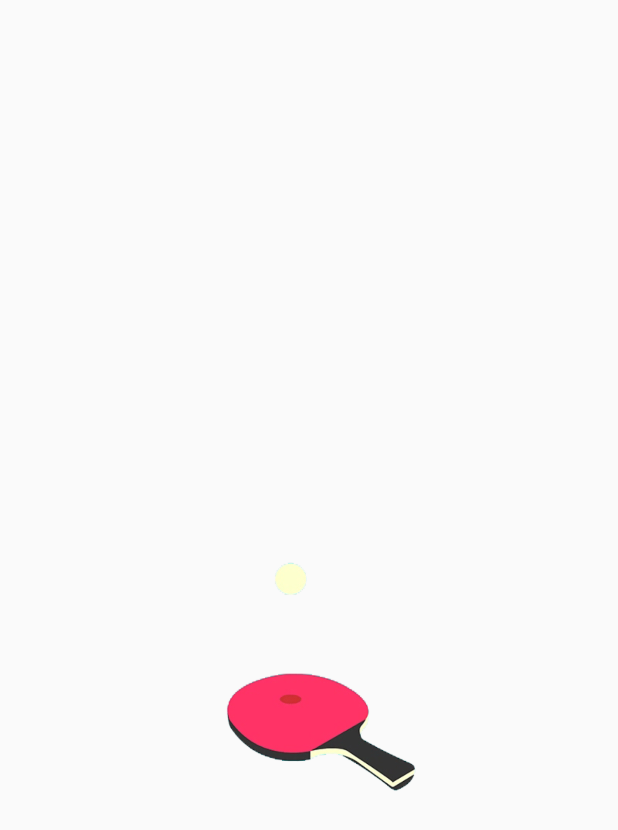
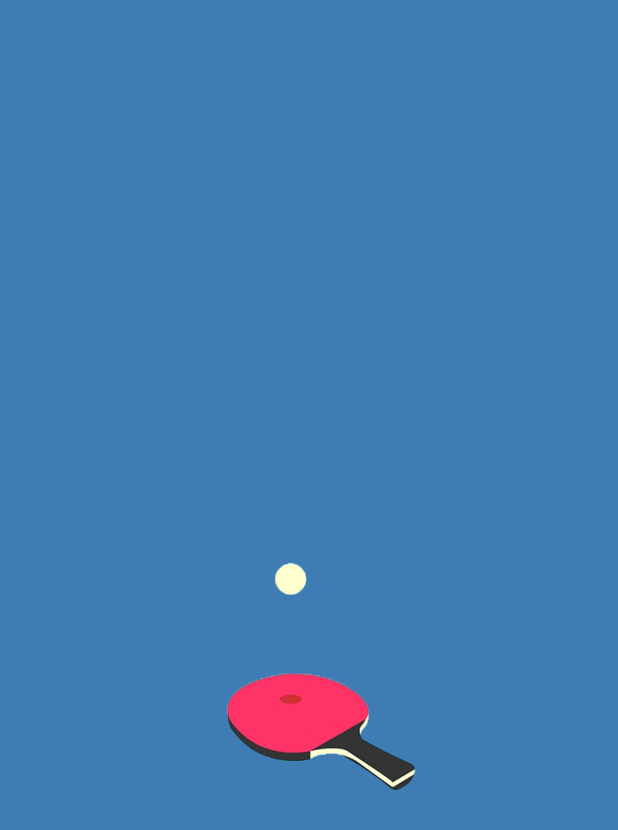
Before and after one commit to sangmandu/Winners, an Android app: the LoadingPopup screen opened directly, with no data from a screen before it, on a phone screen of 412 x 824 dp. Shown: the top 830 px of the screen. Run offline under Robolectric (Android 15) with nearby library versions, the phone set to English and light mode, and no system bars.

```diff
--- a/app/src/main/java/com/example/winners_app/LoadingActivity.java
+++ b/app/src/main/java/com/example/winners_app/LoadingActivity.java
@@ -1,7 +1,6 @@
 package com.example.winners_app;
 
 import androidx.appcompat.app.AppCompatActivity;
-
 import android.content.Intent;
 import android.graphics.drawable.AnimationDrawable;
 import android.os.Bundle;
--- a/app/src/main/java/com/example/winners_app/LoadingPopup.java
+++ b/app/src/main/java/com/example/winners_app/LoadingPopup.java
@@ -1,15 +1,10 @@
 package com.example.winners_app;
 
 import androidx.appcompat.app.AppCompatActivity;
-
-import android.content.Intent;
 import android.graphics.drawable.AnimationDrawable;
 import android.os.Bundle;
-import android.view.MotionEvent;
-import android.view.View;
 import android.view.Window;
 import android.widget.ImageView;
-import android.widget.TextView;
 
 public class LoadingPopup extends AppCompatActivity {
 
--- a/app/src/main/java/com/example/winners_app/LoginActivity.java
+++ b/app/src/main/java/com/example/winners_app/LoginActivity.java
@@ -1,7 +1,6 @@
 package com.example.winners_app;
 
 import androidx.appcompat.app.AppCompatActivity;
-
 import android.content.Intent;
 import android.os.Bundle;
 import android.view.View;
--- a/app/src/main/res/layout/activity_loading_popup.xml
+++ b/app/src/main/res/layout/activity_loading_popup.xml
@@ -5,12 +5,14 @@
     android:layout_width="match_parent"
     android:layout_height="match_parent"
     tools:context=".LoadingActivity"
-    android:orientation="vertical">
+    android:orientation="vertical"
+    android:gravity="center"
+    android:background="#BF00529C">
 
     <ImageView
         android:id="@+id/imageView"
-        android:layout_width="match_parent"
-        android:layout_height="match_parent"
+        android:layout_width="wrap_content"
+        android:layout_height="wrap_content"
         app:srcCompat="@drawable/loading" />
 
 </LinearLayout>
--- a/app/src/main/res/values/strings.xml
+++ b/app/src/main/res/values/strings.xml
@@ -1,6 +1,6 @@
 <resources>
     <string name="app_name">Winners-App</string>
-    <string name="feedbacktype1">나의 초등학교 이름은?</string>
-    <string name="feedbacktype2">가장 기억에 남는 장소는?</string>
+    <string name="feedbacktype1">가장 기억에 남는 장소는?</string>
+    <string name="feedbacktype2">나의 초등학교 이름은?</string>
     <string name="feedbacktype3">내 애완동물의 이름은?</string>
 </resources>
```
Also changed, not shown: app/src/main/java/com/example/winners_app/RegisterActivity.java (+20 -17 lines), app/src/main/res/values/styles.xml (+7 -0 lines).
